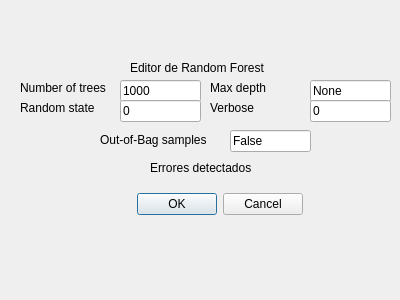
Above: Resources/UI/DialogRandomForest.ui from 40CompilerErrors/Proyecto2 before the change. Below: the same form after it.
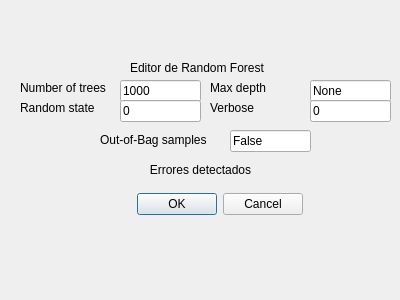
That is the form after the change.

Patch:
```diff
--- a/Resources/UI/DialogRandomForest.ui
+++ b/Resources/UI/DialogRandomForest.ui
@@ -175,15 +175,18 @@
   <widget class="QLabel" name="label_errors">
    <property name="geometry">
     <rect>
-     <x>150</x>
+     <x>10</x>
      <y>160</y>
-     <width>121</width>
-     <height>16</height>
+     <width>381</width>
+     <height>20</height>
     </rect>
    </property>
    <property name="text">
     <string>Errores detectados</string>
    </property>
+   <property name="alignment">
+    <set>Qt::AlignCenter</set>
+   </property>
   </widget>
  </widget>
  <resources/>
```
